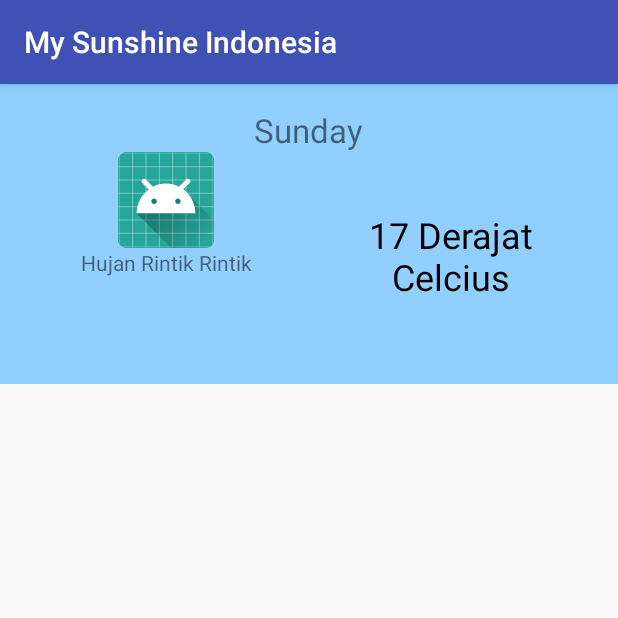
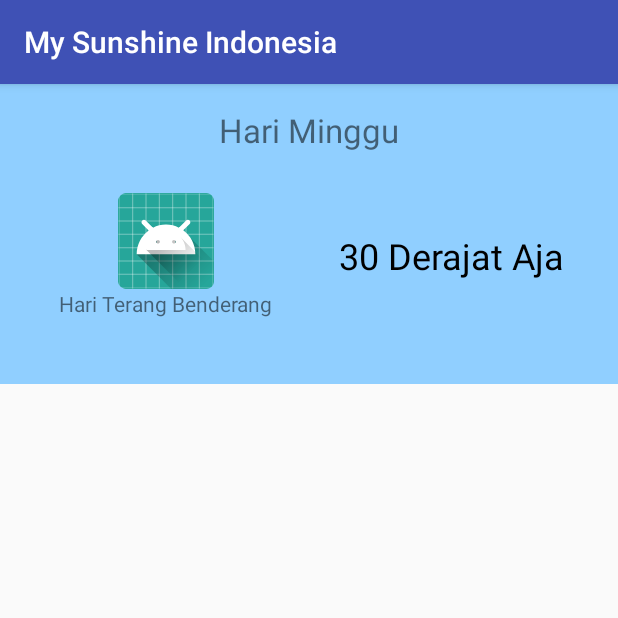
Before and after one commit to mstamami/MySunshineIndonesia, an Android app: the screen it shows after launch (MainActivity), on a phone screen of 412 x 824 dp, the top half of it. Run offline under Robolectric (Android 15) with nearby library versions, the phone set to English and light mode, and no system bars.

Commit message:
Binding view layout to java class

```diff
--- a/app/src/main/java/com/kodetek/mysunshineindonesia/MainActivity.java
+++ b/app/src/main/java/com/kodetek/mysunshineindonesia/MainActivity.java
@@ -2,12 +2,30 @@ package com.kodetek.mysunshineindonesia;
 
 import android.support.v7.app.AppCompatActivity;
 import android.os.Bundle;
+import android.widget.ImageView;
+import android.widget.TextView;
 
 public class MainActivity extends AppCompatActivity {
+    TextView weatherDayTitle;
+    ImageView imgWeather;
+    TextView weatherDesc;
+    TextView weatherTemperature;
 
     @Override
     protected void onCreate(Bundle savedInstanceState) {
         super.onCreate(savedInstanceState);
         setContentView(R.layout.activity_main);
+
+        weatherDayTitle = (TextView) findViewById(R.id.weather_day_title);
+        imgWeather = (ImageView) findViewById(R.id.img_weather);
+        weatherDesc = (TextView) findViewById(R.id.weather_desc);
+        weatherTemperature = (TextView) findViewById(R.id.weather_temperatur);
+
+        weatherDayTitle.setText("Hari Minggu");
+        weatherDesc.setText("Hari Terang Benderang");
+        weatherTemperature.setText("30 Derajat Aja");
+
+        imgWeather.setImageResource(R.drawable.ic_launcher_foreground);
+
     }
 }
--- a/app/src/main/res/layout/activity_main.xml
+++ b/app/src/main/res/layout/activity_main.xml
@@ -31,9 +31,10 @@
                 android:layout_width="0dp"
                 android:layout_height="wrap_content"
                 android:layout_weight="1"
-                android:orientation="vertical">
+                android:orientation="vertical"
+                android:layout_gravity="center">
 
-                <TextView
+                <ImageView
                     android:id="@+id/img_weather"
                     android:layout_width="@dimen/img_weather_widht"
                     android:layout_height="@dimen/img_weather_height"
```
